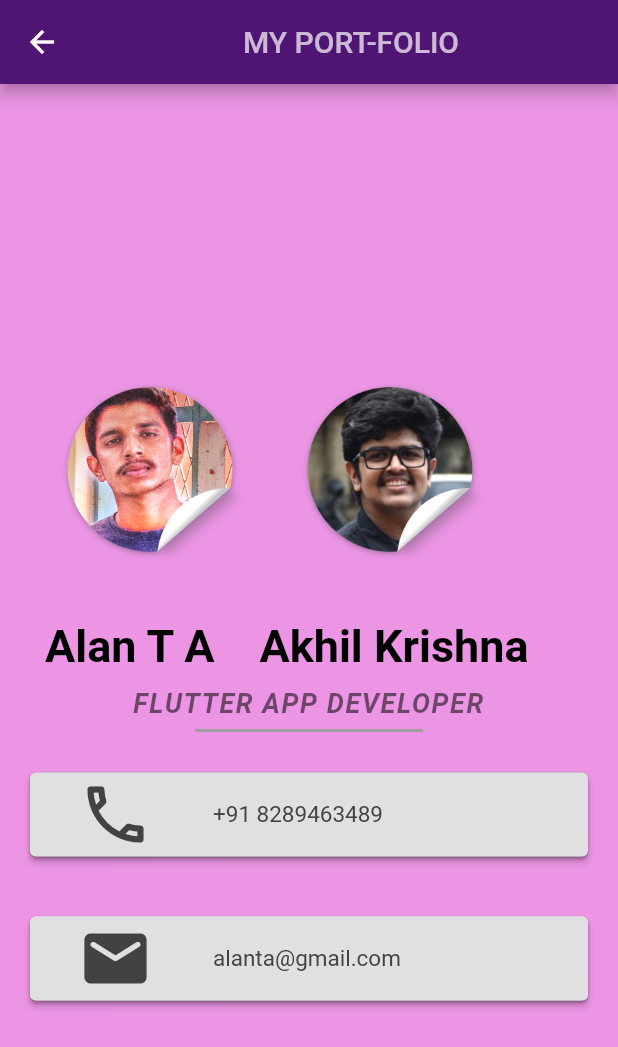
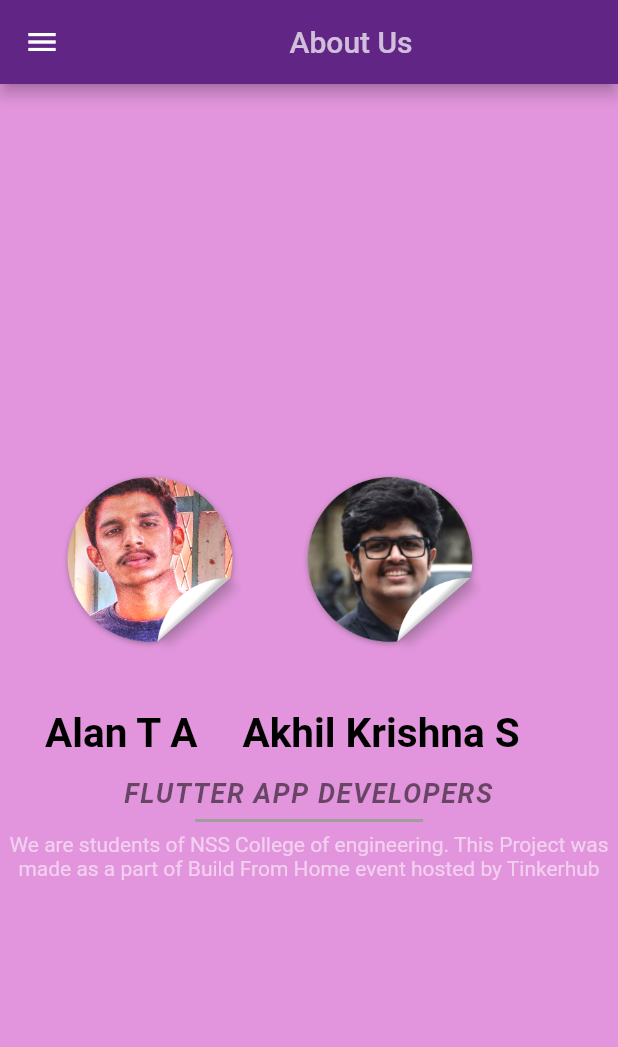
Before and after one commit to alanta335/qr_code-_scanner_for_covid_list, a Flutter app: the AboutUs screen opened directly, on a phone screen of 412 x 824 dp. Shown: the top 1047 px of the screen. Run offline on Flutter 3.47's test engine with Material 2 defaults, Android fonts, the phone set to English and light mode, and no system bars; our stand-ins replace cloud_firestore, firebase_auth, firebase_core, flutter_spinkit, qr_flutter, rflutter_alert; missing offline and left inert: cloud_firestore_web, firebase_auth_web, firebase_core_web, qr_code_scanner; accounts and stored records are empty; Roboto replaces fonts that are missing (Caveat).

Commit message:
Add files via upload

```diff
--- a/lib/about_us.dart
+++ b/lib/about_us.dart
@@ -1,4 +1,6 @@
 import 'package:flutter/material.dart';
+import 'package:qr2/drawer.dart';
+import 'screenscaling.dart';
 
 class AboutUs extends StatefulWidget {
   @override
@@ -9,26 +11,24 @@ class _AboutUsState extends State<AboutUs> {
   @override
   Widget build(BuildContext context) {
     return Scaffold(
-      backgroundColor: Color(0xAFE265D8),
+      drawer: new CmnDrawer(),
+      backgroundColor: Color(0x9ED154C7),
       appBar: AppBar(
         title: Center(
           child: Text(
-            "MY PORT-FOLIO",
+            "About Us",
             style: TextStyle(
               color: Colors.white70,
             ),
           ),
         ),
-        backgroundColor: Color(0xFF501474),
+        backgroundColor: Color(0xFF612585),
       ),
       body: SafeArea(
         child: Column(
           mainAxisAlignment: MainAxisAlignment.center,
           crossAxisAlignment: CrossAxisAlignment.stretch,
           children: [
-            SizedBox(
-              height: 40,
-            ),
             Row(
               children: [
                 SizedBox(
@@ -60,7 +60,7 @@ class _AboutUsState extends State<AboutUs> {
                     style: TextStyle(
                       fontFamily: 'Caveat',
                       color: Colors.black,
-                      fontSize: 30,
+                      fontSize: 27,
                       fontWeight: FontWeight.bold,
                     ),
                   ),
@@ -72,12 +72,12 @@ class _AboutUsState extends State<AboutUs> {
                   padding: EdgeInsets.only(top: 20),
                   height: 60,
                   child: Text(
-                    'Akhil Krishna',
+                    'Akhil Krishna S',
                     textAlign: TextAlign.center,
                     style: TextStyle(
                       fontFamily: 'Caveat',
                       color: Colors.black,
-                      fontSize: 30,
+                      fontSize: 27,
                       fontWeight: FontWeight.bold,
                     ),
                   ),
@@ -88,7 +88,7 @@ class _AboutUsState extends State<AboutUs> {
               height: 5,
             ),
             Text(
-              'FLUTTER APP DEVELOPER',
+              'FLUTTER APP DEVELOPERS',
               textAlign: TextAlign.center,
               style: TextStyle(
                 color: Colors.black54,
@@ -104,57 +104,12 @@ class _AboutUsState extends State<AboutUs> {
               thickness: 2,
               color: Colors.grey,
             ),
-            Card(
-              margin: EdgeInsets.symmetric(vertical: 20, horizontal: 20),
-              color: Colors.grey.shade400,
-              child: ElevatedButton(
-                style: ButtonStyle(
-                  backgroundColor:
-                      MaterialStateProperty.all<Color>(Colors.grey.shade300),
-                ),
-                onPressed: () {},
-                child: ListTile(
-                  enableFeedback: true,
-                  horizontalTitleGap: 40,
-                  leading: Icon(
-                    Icons.call_outlined,
-                    size: 50,
-                    color: Colors.grey.shade800,
-                  ),
-                  title: Text(
-                    '+91 8289463489',
-                    style: TextStyle(
-                      fontSize: 15,
-                      color: Colors.grey.shade800,
-                    ),
-                  ),
-                ),
-              ),
-            ),
-            Card(
-              margin: EdgeInsets.symmetric(vertical: 20, horizontal: 20),
-              child: ElevatedButton(
-                style: ButtonStyle(
-                  backgroundColor:
-                      MaterialStateProperty.all<Color>(Colors.grey.shade300),
-                ),
-                onPressed: () {},
-                child: ListTile(
-                  enableFeedback: true,
-                  horizontalTitleGap: 40,
-                  leading: Icon(
-                    Icons.email_rounded,
-                    size: 50,
-                    color: Colors.grey.shade800,
-                  ),
-                  title: Text(
-                    'alanta@gmail.com',
-                    style: TextStyle(
-                      fontSize: 15,
-                      color: Colors.grey.shade800,
-                    ),
-                  ),
-                ),
+            Text(
+              "We are students of NSS College of engineering. This Project was made as a part of Build From Home event hosted by Tinkerhub",
+              textAlign: TextAlign.center,
+              style: TextStyle(
+                color: Colors.white54,
+                fontSize: 14,
               ),
             ),
           ],
--- a/lib/login.dart
+++ b/lib/login.dart
@@ -5,6 +5,8 @@ import 'package:rflutter_alert/rflutter_alert.dart';
 import 'qrGenerator.dart';
 import 'qrScanner.dart';
 import 'register.dart';
+import 'drawer.dart';
+import 'screenscaling.dart';
 
 class LoginPage extends StatefulWidget {
   @override
@@ -64,6 +66,7 @@ class _LoginPageState extends State<LoginPage> {
                 width: 20,
               ),
               ElevatedButton(
+                style: x,
                 onPressed: () async {
                   try {
                     // ignore: unused_local_variable
--- a/lib/qrGenerator.dart
+++ b/lib/qrGenerator.dart
@@ -3,6 +3,7 @@ import 'package:qr_flutter/qr_flutter.dart';
 import 'dart:ui';
 import 'package:flutter/rendering.dart';
 import 'package:firebase_auth/firebase_auth.dart';
+import 'screenscaling.dart';
 
 import 'main.dart';
 import 'mreader.dart';
@@ -41,6 +42,7 @@ class GeneratePageState extends State<GeneratePage> {
               child: Row(
                 children: [
                   ElevatedButton(
+                    style: x,
                     onPressed: () {
                       Navigator.push(
                           context,
@@ -50,6 +52,7 @@ class GeneratePageState extends State<GeneratePage> {
                     child: Text('visited person data'),
                   ),
                   ElevatedButton(
+                      style: x,
                       onPressed: () {
                         Navigator.push(
                             context,
--- a/lib/register.dart
+++ b/lib/register.dart
@@ -5,6 +5,7 @@ import 'package:cloud_firestore/cloud_firestore.dart';
 import 'package:rflutter_alert/rflutter_alert.dart';
 import 'qrGenerator.dart';
 import 'qrScanner.dart';
+import 'screenscaling.dart';
 
 class RegisterPage extends StatefulWidget {
   final bool us;
@@ -134,6 +135,7 @@ class _RegisterPageState extends State<RegisterPage> {
                       )),
                 ),
                 ElevatedButton(
+                  style: x,
                   onPressed: () async {
                     if (passwordController.text != repasswordController.text) {
                       Alert(
@@ -198,6 +200,7 @@ class _RegisterPageState extends State<RegisterPage> {
                                 "Email is already registered. Please try logging in or use a different email id",
                             buttons: [
                               DialogButton(
+                                  color: Colors.deepPurple.shade400,
                                   child: Text("Log in"),
                                   onPressed: () {
                                     Navigator.push(
--- a/lib/selecteddetail.dart
+++ b/lib/selecteddetail.dart
@@ -1,6 +1,7 @@
 import 'package:cloud_firestore/cloud_firestore.dart';
 import 'package:flutter/material.dart';
 import 'package:firebase_auth/firebase_auth.dart';
+import 'screenscaling.dart';
 
 class WQ extends StatefulWidget {
   final data;
```
Also changed, not shown: lib/main.dart (+36 -9 lines), lib/mreader.dart (+20 -5 lines), lib/page2.dart (+35 -7 lines), lib/userprofile.dart (added, +107 -0 lines).
